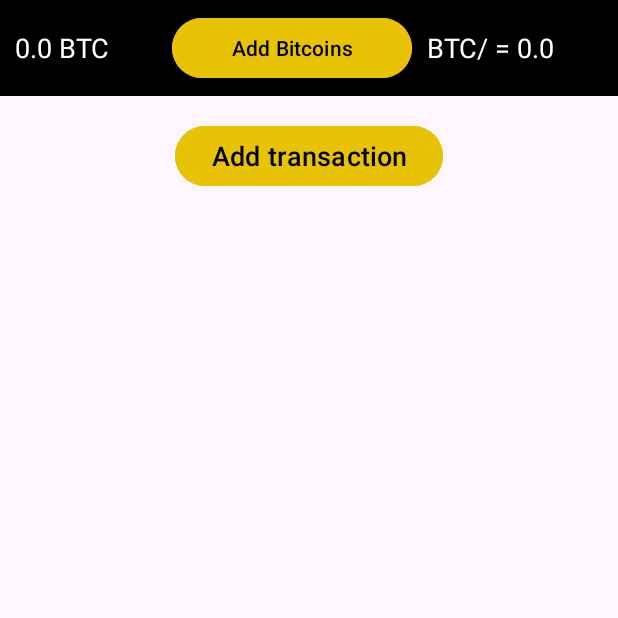
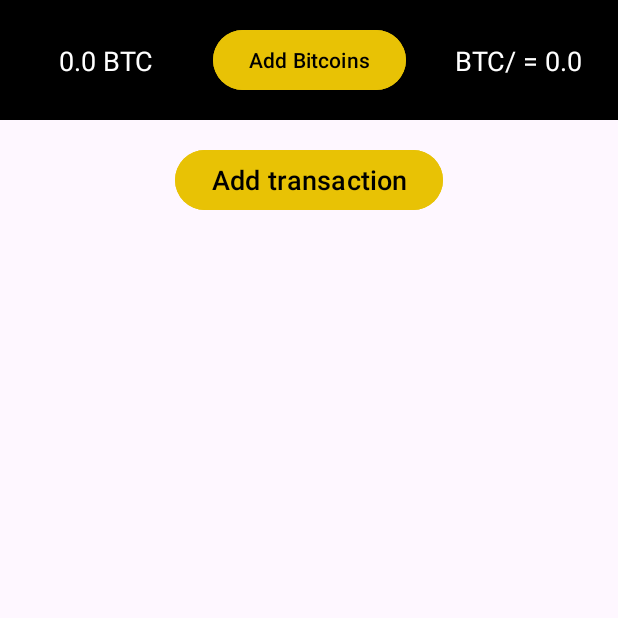
Before and after one commit to Nazar-TK/Expense_Tracking_App, an Android app built with Jetpack Compose: the screen it shows after launch (MainActivity), on a phone screen of 412 x 824 dp, the top half of it. Run offline under Robolectric (Android 15) with nearby library versions, the phone set to English and light mode, and no system bars; our stand-ins replace Dagger/Hilt's generated code, Room's generated code.

Commit message:
Removed unnecessary logs and tags. Refactored code to avoid lints. Deleted unnecessary dao method call in getBitcoinRate(). Removed nested Linear layout from Main Activity. Changed TransactionsEntity optional Primary key to autogenerated.

```diff
--- a/app/src/main/java/com/example/expensestracker/data/local/ExpenseDao.kt
+++ b/app/src/main/java/com/example/expensestracker/data/local/ExpenseDao.kt
@@ -28,9 +28,6 @@ interface ExpenseDao {
     // Transactions methods
     @Insert(onConflict = OnConflictStrategy.REPLACE)
     suspend fun insertTransaction(transaction: TransactionEntity)
-    @Query ("SELECT * FROM transactionentity ORDER BY date DESC")
-    suspend fun getTransactions() : List<TransactionEntity>
-
     @Query ("SELECT * FROM transactionentity ORDER BY date DESC LIMIT 1")
     suspend fun getLatestTransaction() : TransactionEntity
     @Query("SELECT * FROM transactionentity ORDER BY date DESC LIMIT :limit OFFSET :offset")
--- a/app/src/main/java/com/example/expensestracker/data/local/entity/TransactionEntity.kt
+++ b/app/src/main/java/com/example/expensestracker/data/local/entity/TransactionEntity.kt
@@ -12,8 +12,8 @@ import java.time.LocalDateTime
 @Entity
 @Parcelize
 data class TransactionEntity(
-    @PrimaryKey
-    val id: Int? = null,
+    @PrimaryKey(autoGenerate = true)
+    val id: Int = 0,
     val date: LocalDateTime,
     val btcAmount: Double,
     val category: Category?,
--- a/app/src/main/java/com/example/expensestracker/data/repository/AccountBalanceRepositoryImpl.kt
+++ b/app/src/main/java/com/example/expensestracker/data/repository/AccountBalanceRepositoryImpl.kt
@@ -1,6 +1,5 @@
 package com.example.expensestracker.data.repository
 
-import android.util.Log
 import com.example.expensestracker.core.utils.Resource
 import com.example.expensestracker.data.local.ExpenseDao
 import com.example.expensestracker.domain.model.AccountBalance
--- a/app/src/main/java/com/example/expensestracker/data/repository/BitcoinRateRepositoryImpl.kt
+++ b/app/src/main/java/com/example/expensestracker/data/repository/BitcoinRateRepositoryImpl.kt
@@ -19,7 +19,6 @@ class BitcoinRateRepositoryImpl(
         if(isUpdateNeeded) {
             try {
                 val bitcoinRate = api.getBitcoinRate().toBitcoinRateEntity()
-                dao.deleteBitcoinRate()
                 dao.insertBitcoinRate(bitcoinRate)
             } catch (e: HttpException) {
                 emit(Resource.Error(message = e.localizedMessage ?: "An unexpected error occurred"))
--- a/app/src/main/java/com/example/expensestracker/domain/repository/TransactionRepository.kt
+++ b/app/src/main/java/com/example/expensestracker/domain/repository/TransactionRepository.kt
@@ -5,9 +5,6 @@ import com.example.expensestracker.domain.model.Transaction
 import kotlinx.coroutines.flow.Flow
 
 interface TransactionRepository {
-
-    fun getTransactions(): Flow<Resource<List<Transaction>>>
-
     fun getLatestTransaction(): Flow<Resource<Transaction>>
 
     fun getPagingTransactions(limit: Int, offset: Int): Flow<Resource<List<Transaction>>>
--- a/app/src/main/java/com/example/expensestracker/presentation/MainActivity.kt
+++ b/app/src/main/java/com/example/expensestracker/presentation/MainActivity.kt
@@ -1,12 +1,9 @@
 package com.example.expensestracker.presentation
 
 import android.annotation.SuppressLint
-import android.content.Context
 import android.content.Intent
-import android.content.SharedPreferences
 import androidx.appcompat.app.AppCompatActivity
 import android.os.Bundle
-import android.util.Log
 import android.view.LayoutInflater
 import android.widget.EditText
 import android.widget.Toast
@@ -17,23 +14,16 @@ import androidx.recyclerview.widget.LinearLayoutManager
 import androidx.recyclerview.widget.RecyclerView
 import com.example.expensestracker.R
 import com.example.expensestracker.databinding.ActivityMainBinding
-import com.example.expensestracker.domain.repository.BitcoinRateRepository
 import com.example.expensestracker.presentation.new_transaction.TransactionActivity
 import com.example.expensestracker.presentation.transactions_list.TransactionAdapter
 import com.example.expensestracker.presentation.transactions_list.TransactionsListViewModel
 import com.example.expensestracker.presentation.utils.PaginationState
 import dagger.hilt.android.AndroidEntryPoint
 import kotlinx.coroutines.Job
-import kotlinx.coroutines.flow.collect
-import kotlinx.coroutines.flow.observeOn
 import kotlinx.coroutines.launch
-import java.util.concurrent.TimeUnit
-import javax.inject.Inject
 
 @AndroidEntryPoint
-class MainActivity: AppCompatActivity() {
-
-    private val TAG: String = "MainActivity"
+class MainActivity : AppCompatActivity() {
 
     private lateinit var binding: ActivityMainBinding
     private val viewModel: TransactionsListViewModel by viewModels()
@@ -48,17 +38,13 @@ class MainActivity: AppCompatActivity() {
         lifecycleScope.launch {
             viewModel.bitcoinRateState.collect { rate ->
                 // Update TextView with the emitted Bitcoin rate
-                rate.let { rate ->
-                    binding.tvBitcoinRate.text = rate
-                }
+                binding.tvBitcoinRate.text = rate
             }
         }
         lifecycleScope.launch {
             viewModel.accountBalanceState.collect { rate ->
                 // Update TextView with the emitted account balance
-                rate.let { rate ->
-                    binding.tvBitcoinBalance.text = rate
-                }
+                binding.tvBitcoinBalance.text = rate
             }
         }
         updateUI()
@@ -92,9 +78,9 @@ class MainActivity: AppCompatActivity() {
         binding.rcView.addOnScrollListener(object : RecyclerView.OnScrollListener() {
             override fun onScrolled(recyclerView: RecyclerView, dx: Int, dy: Int) {
                 super.onScrolled(recyclerView, dx, dy)
-                val layoutManager = recyclerView.layoutManager as LinearLayoutManager
-                val lastVisibleItemPosition = layoutManager.findLastVisibleItemPosition()
-                val totalItemCount = layoutManager.itemCount
+                val layoutMgr = recyclerView.layoutManager as LinearLayoutManager
+                val lastVisibleItemPosition = layoutMgr.findLastVisibleItemPosition()
+                val totalItemCount = layoutMgr.itemCount
                 if (lastVisibleItemPosition == totalItemCount - 1) {
                     if (viewModel.pagingState.value == PaginationState.REQUEST_INACTIVE) {
                         viewModel.getPagingTransactions()
@@ -106,7 +92,6 @@ class MainActivity: AppCompatActivity() {
 
     override fun onRestart() {
         super.onRestart()
-        Log.d("HERE!","onRestart() updateUI()")
         updateUI()
     }
 
@@ -123,7 +108,7 @@ class MainActivity: AppCompatActivity() {
         val alertDialogBuilder = AlertDialog.Builder(this)
             .setView(dialogView)
             .setTitle("Recharge Bitcoins")
-            .setPositiveButton("Recharge") { dialog, which ->
+            .setPositiveButton("Recharge") { _, _ ->
                 // Handle recharge button click
                 val etAmount = dialogView.findViewById<EditText>(R.id.etBtcAmount)
                 val amountText = etAmount.text.toString()
@@ -133,10 +118,11 @@ class MainActivity: AppCompatActivity() {
                     viewModel.rechargeBalance(amount)
                 } else {
                     // Show error message if amount is empty
-                    Toast.makeText(this, "Please enter an amount of Bitcoins", Toast.LENGTH_SHORT).show()
+                    Toast.makeText(this, "Please enter an amount of Bitcoins", Toast.LENGTH_SHORT)
+                        .show()
                 }
             }
-            .setNegativeButton("Cancel") { dialog, which ->
+            .setNegativeButton("Cancel") { dialog, _ ->
                 // Handle cancel button click
                 dialog.dismiss()
             }
@@ -148,7 +134,6 @@ class MainActivity: AppCompatActivity() {
     }
 
     private fun updateUI() {
-        Log.d("HERE!","updateUI()")
         viewModel.getBitcoinRate()
         viewModel.getAccountBalance()
         viewModel.addLatestTransactionIfItIsNew()
--- a/app/src/main/java/com/example/expensestracker/presentation/new_transaction/NewTransactionViewModel.kt
+++ b/app/src/main/java/com/example/expensestracker/presentation/new_transaction/NewTransactionViewModel.kt
@@ -53,7 +53,7 @@ class NewTransactionViewModel @Inject constructor(
             updateBalanceAndAddTransaction(updatedBalance, transaction)
             _transactionSuccess.postValue(true)
         } else {
-            Log.d(TAG, "Insufficient account balance")
+            Log.d(TAG, "handleBalanceSuccess(): Insufficient account balance")
             _transactionSuccess.postValue(false)
         }
     }
@@ -63,7 +63,7 @@ class NewTransactionViewModel @Inject constructor(
             .onEach { result ->
                 when (result) {
                     is Resource.Success -> {
-                        Log.d(TAG, "Account balance updated successfully")
+                        Log.d(TAG, "updateBalanceAndAddTransaction(): Account balance updated successfully")
                         addTransaction(transaction)
                     }
                     is Resource.Error -> {
@@ -79,7 +79,7 @@ class NewTransactionViewModel @Inject constructor(
             .onEach { result ->
                 when (result) {
                     is Resource.Success -> {
-                        Log.d(TAG, "Transaction added successfully")
+                        Log.d(TAG, "addTransaction(): Transaction added successfully")
                     }
                     is Resource.Error -> {
                         Log.d(TAG, result.message.toString())
--- a/app/src/main/java/com/example/expensestracker/presentation/new_transaction/TransactionActivity.kt
+++ b/app/src/main/java/com/example/expensestracker/presentation/new_transaction/TransactionActivity.kt
@@ -2,7 +2,6 @@ package com.example.expensestracker.presentation.new_transaction
 
 import androidx.appcompat.app.AppCompatActivity
 import android.os.Bundle
-import android.util.Log
 import android.widget.ArrayAdapter
 import android.widget.Toast
 import androidx.activity.viewModels
@@ -16,8 +15,6 @@ import java.time.LocalDateTime
 
 @AndroidEntryPoint
 class TransactionActivity : AppCompatActivity() {
-
-    private val TAG: String = "TransactionActivity"
 
     private lateinit var binding: ActivityTransactionBinding
 
@@ -45,7 +42,6 @@ class TransactionActivity : AppCompatActivity() {
         })
 
         binding.apply {
-
             btnAddTransaction.setOnClickListener {
                 val amountText = etBtcAmount.text.toString()
                 val selectedCategory = categories[spinnerCategory.selectedItemPosition]
@@ -66,6 +62,5 @@ class TransactionActivity : AppCompatActivity() {
                 }
             }
         }
-
     }
 }
--- a/app/src/main/java/com/example/expensestracker/presentation/transactions_list/TransactionAdapter.kt
+++ b/app/src/main/java/com/example/expensestracker/presentation/transactions_list/TransactionAdapter.kt
@@ -1,5 +1,6 @@
 package com.example.expensestracker.presentation.transactions_list
 
+import android.annotation.SuppressLint
 import android.view.LayoutInflater
 import android.view.ViewGroup
 import androidx.recyclerview.widget.RecyclerView
@@ -9,18 +10,20 @@ import java.time.LocalDateTime
 import java.time.format.DateTimeFormatter
 
 class TransactionAdapter : RecyclerView.Adapter<RecyclerView.ViewHolder>() {
-    private val VIEW_TYPE_DATE = 0
-    private val VIEW_TYPE_TRANSACTION = 1
+    companion object {
+        private const val VIEW_TYPE_DATE = 0
+        private const val VIEW_TYPE_TRANSACTION = 1
+    }
 
     private val itemList = arrayListOf<Any>()
-    class DateViewHolder(val headerBinding: DateItemBinding) : RecyclerView.ViewHolder(headerBinding.root) {
-
+    class DateViewHolder(private val headerBinding: DateItemBinding) : RecyclerView.ViewHolder(headerBinding.root) {
         fun bind(item: RecyclerItem.Header) {
             headerBinding.tvDate.text = item.date
         }
     }
 
-    class TransactionViewHolder(val itemBinding: TransactionItemBinding) : RecyclerView.ViewHolder(itemBinding.root) {
+    class TransactionViewHolder(private val itemBinding: TransactionItemBinding) : RecyclerView.ViewHolder(itemBinding.root) {
+        @SuppressLint("SetTextI18n")
         fun bind(item: RecyclerItem.Item) {
             // Bind transaction data to ViewHolder
             itemBinding.tvTime.text = "Time: ${formatTime(item.transaction.date)}"
@@ -37,6 +40,7 @@ class TransactionAdapter : RecyclerView.Adapter<RecyclerView.ViewHolder>() {
             return dateTime.format(DateTimeFormatter.ofPattern("HH:mm"))
         }
     }
+
     override fun onCreateViewHolder(parent: ViewGroup, viewType: Int): RecyclerView.ViewHolder {
         return when (viewType) {
             VIEW_TYPE_DATE -> DateViewHolder(DateItemBinding.inflate(LayoutInflater.from(parent.context), parent, false))
@@ -62,6 +66,7 @@ class TransactionAdapter : RecyclerView.Adapter<RecyclerView.ViewHolder>() {
        }
     }
 
+    @SuppressLint("NotifyDataSetChanged")
     fun updateList(updatedList: List<Any>) {
         itemList.clear()
         itemList.addAll(updatedList)
--- a/app/src/main/java/com/example/expensestracker/presentation/transactions_list/TransactionsListViewModel.kt
+++ b/app/src/main/java/com/example/expensestracker/presentation/transactions_list/TransactionsListViewModel.kt
@@ -37,7 +37,6 @@ class TransactionsListViewModel @Inject constructor(
     private val accountBalanceRepository: AccountBalanceRepository,
     private val transactionRepository: TransactionRepository
 ) : ViewModel() {
-
     companion object {
         private const val PAGE_SIZE = 6
         private const val INITIAL_PAGE = 0
@@ -93,7 +92,7 @@ class TransactionsListViewModel @Inject constructor(
                         }
 
                         if (!canPaginate) {
-                            Log.d(TAG, "getPagingTransactions() PAGINATION_EXHAUST")
+                            Log.d(TAG, "getPagingTransactions(): PAGINATION_EXHAUST")
                             _pagingState.update { PaginationState.PAGINATION_EXHAUST }
                         }
                     }
@@ -164,7 +163,7 @@ class TransactionsListViewModel @Inject constructor(
             .onEach { result ->
                 when (result) {
                     is Resource.Success -> {
-                        Log.d(TAG, "Account balance updated successfully")
+                        Log.d(TAG, "updateBalanceAndAddTransaction(): Account balance updated successfully")
                         _accountBalanceState.value = "$updatedBalance BTC"
                         addRechargeTransaction(amount)
                     }
@@ -188,7 +187,7 @@ class TransactionsListViewModel @Inject constructor(
             .onEach { result ->
                 when (result) {
                     is Resource.Success -> {
-                        Log.d(TAG, "addRechargeTransaction() Transaction added successfully")
+                        Log.d(TAG, "addRechargeTransaction(): Transaction added successfully")
                         addLatestTransactionIfItIsNew()
                     }
 
@@ -211,13 +210,13 @@ class TransactionsListViewModel @Inject constructor(
                         if(_transactionGroups.value.isEmpty() && !res.isNullOrEmpty()) {
                             _transactionGroups.value = removeItemsWithDuplicateHeaders(res.plus(_transactionGroups.value))
                             numOfNewTransactions += 1
-                            Log.d(TAG, "addLatestTransactionIfItIsNew() latest transaction added.")
+                            Log.d(TAG, "addLatestTransactionIfItIsNew(): latest transaction added.")
                         }
                         // Check if first items are not similar
                         else if (_transactionGroups.value.isNotEmpty() && !res.isNullOrEmpty() && res[1] != _transactionGroups.value[1]) {
                             _transactionGroups.value = removeItemsWithDuplicateHeaders(res.plus(_transactionGroups.value))
                             numOfNewTransactions += 1
-                            Log.d(TAG, "addLatestTransactionIfItIsNew() latest transaction added.")
+                            Log.d(TAG, "addLatestTransactionIfItIsNew(): latest transaction added.")
                         }
                     }
 
@@ -230,9 +229,9 @@ class TransactionsListViewModel @Inject constructor(
     }
 
     // Function to group transactions by day
-    private fun getGroupedTransactions(transactions: List<Transaction>): List<RecyclerItem> {
+    private fun getGroupedTransactions(transactionList: List<Transaction>): List<RecyclerItem> {
         // Group transactions by date
-        val groupedByDate = transactions.groupBy { it.date.toLocalDate() }
+        val groupedByDate = transactionList.groupBy { it.date.toLocalDate() }
         val recyclerItems = mutableListOf<RecyclerItem>()
         val dateFormatter = DateTimeFormatter.ofPattern("dd MMMM yyyy")
         val addedHeaders = mutableSetOf<LocalDate>()
--- a/app/src/main/res/layout/activity_main.xml
+++ b/app/src/main/res/layout/activity_main.xml
@@ -6,26 +6,30 @@
     android:layout_height="match_parent"
     tools:context=".presentation.MainActivity">
 
-    <LinearLayout
-        android:id="@+id/linearLayout"
-        android:layout_width="0dp"
-        android:layout_height="wrap_content"
+
+    <View
+        android:id="@+id/viewContainer"
+        android:layout_width="wrap_content"
+        android:layout_height="80dp"
         android:background="@color/black"
-        android:gravity="center_vertical"
-        android:orientation="horizontal"
         app:layout_constraintEnd_toEndOf="parent"
         app:layout_constraintStart_toStartOf="parent"
-        app:layout_constraintTop_toTopOf="parent">
+        app:layout_constraintTop_toTopOf="parent" />
 
     <TextView
         android:id="@+id/tvBitcoinBalance"
-            android:layout_width="wrap_content"
+        android:layout_width="0dp"
         android:layout_height="wrap_content"
         android:layout_marginHorizontal="10dp"
         android:layout_weight="1"
+        android:gravity="center_horizontal"
         android:text="TextView"
         android:textColor="@color/white"
-            android:textSize="18sp" />
+        android:textSize="18sp"
+        app:layout_constraintBottom_toBottomOf="@+id/btnRecharge"
+        app:layout_constraintEnd_toStartOf="@+id/btnRecharge"
+        app:layout_constraintStart_toStartOf="parent"
+        app:layout_constraintTop_toTopOf="@+id/btnRecharge" />
 
     <Button
         android:id="@+id/btnRecharge"
@@ -35,18 +39,28 @@
         android:layout_weight="1"
         android:backgroundTint="@color/yellow"
         android:text="@string/add_bitcoins"
-            android:textColor="@color/black" />
+        android:textColor="@color/black"
+        app:layout_constraintBottom_toBottomOf="@+id/viewContainer"
+        app:layout_constraintEnd_toEndOf="parent"
+        app:layout_constraintStart_toStartOf="@+id/viewContainer"
+        app:layout_constraintTop_toTopOf="@+id/viewContainer" />
+
 
     <TextView
         android:id="@+id/tvBitcoinRate"
-            android:layout_width="wrap_content"
+        android:layout_width="0dp"
         android:layout_height="wrap_content"
         android:layout_marginHorizontal="10dp"
+        android:layout_marginStart="8dp"
         android:layout_weight="1"
+        android:gravity="center_horizontal"
         android:text="TextView"
         android:textColor="@color/white"
-            android:textSize="18sp" />
-    </LinearLayout>
+        android:textSize="18sp"
+        app:layout_constraintBottom_toBottomOf="@+id/btnRecharge"
+        app:layout_constraintEnd_toEndOf="parent"
+        app:layout_constraintStart_toEndOf="@+id/btnRecharge"
+        app:layout_constraintTop_toTopOf="@+id/btnRecharge" />
 
     <Button
         android:id="@+id/btnAddTransaction"
@@ -59,7 +73,7 @@
         android:textSize="18sp"
         app:layout_constraintEnd_toEndOf="parent"
         app:layout_constraintStart_toStartOf="parent"
-        app:layout_constraintTop_toBottomOf="@+id/linearLayout" />
+        app:layout_constraintTop_toBottomOf="@+id/viewContainer" />
 
     <androidx.recyclerview.widget.RecyclerView
         android:id="@+id/rcView"
```
Also changed, not shown: app/src/main/java/com/example/expensestracker/data/repository/TransactionRepositoryImpl.kt (+0 -11 lines). Lines whose indentation alone changed are shown as unchanged.
